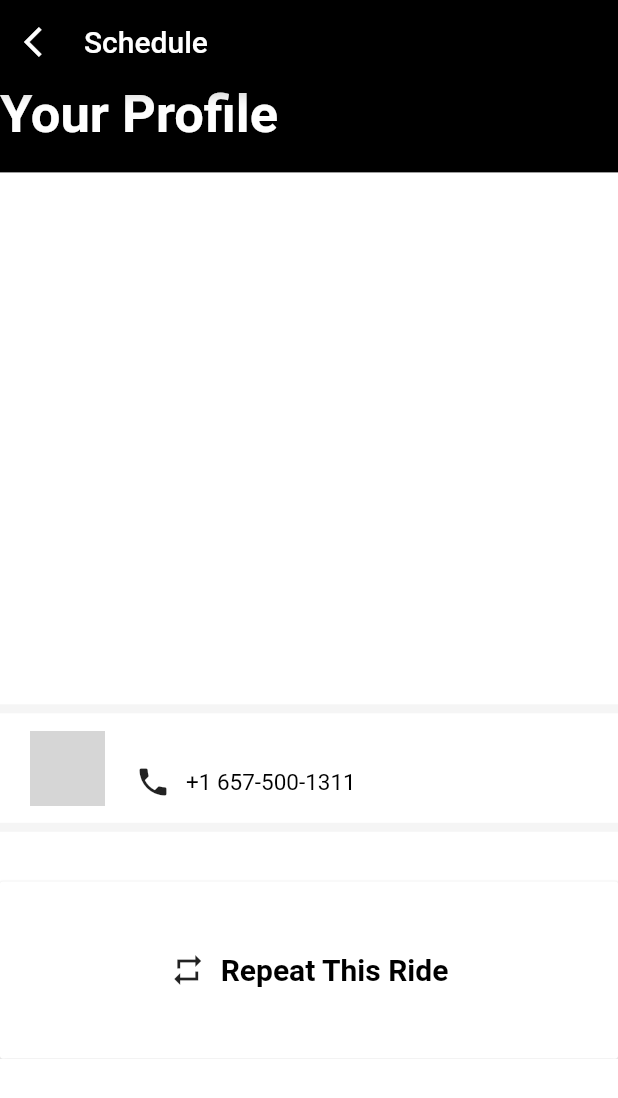
After one commit to cornell-dti/carriage-rider, a Flutter app: the Current screen opened directly, on a phone screen of 412 x 824 dp. The commit adds this screen. Shown: the top 1098 px of the screen. Run offline on Flutter 3.47's test engine with Material 2 defaults, Android fonts, the phone set to English and light mode, and no system bars; our stand-ins replace google_sign_in; accounts and stored records are empty; network calls fail; Roboto replaces fonts that are missing (SFPro); grey boxes are pictures that could not be loaded.

Commit message:
implement basic layout

```diff
--- /dev/null
+++ b/lib/Current.dart
@@ -0,0 +1,203 @@
+import 'dart:ui';
+import 'Login.dart';
+import 'package:flutter/material.dart';
+
+class Current extends StatelessWidget {
+  @override
+  Widget build(BuildContext context) {
+    return Scaffold(
+      appBar: AppBar(
+        title: Text(
+          'Schedule',
+          style:
+              TextStyle(color: Colors.white, fontSize: 20, fontFamily: 'SFPro'),
+        ),
+        backgroundColor: Colors.black,
+        titleSpacing: 0.0,
+        iconTheme: IconThemeData(color: Colors.white),
+        automaticallyImplyLeading: true,
+        leading: IconButton(
+          icon: Icon(Icons.arrow_back_ios),
+          onPressed: () => Navigator.pop(context, false),
+        ),
+      ),
+      body: Column(
+        children: <Widget>[
+          Expanded(
+            child: Container(
+              decoration: const BoxDecoration(color: Colors.black),
+              child: Column(
+                children: <Widget>[
+                  Row(
+                    crossAxisAlignment: CrossAxisAlignment.center,
+                    children: <Widget>[
+                      Text(
+                        "Your Profile",
+                        style: TextStyle(
+                            color: Colors.white,
+                            fontSize: 35,
+                            fontFamily: 'SFPro',
+                            fontWeight: FontWeight.bold),
+                      )
+                    ],
+                  ),
+                ],
+              ),
+            ),
+            flex: 1,
+          ),
+          Expanded(
+            child: Container(
+              decoration: const BoxDecoration(color: Colors.white),
+            ),
+            flex: 6,
+          ),
+          Expanded(
+            child: Container(
+                decoration: const BoxDecoration(color: Colors.white),
+                child: Column(
+                  children: <Widget>[
+                    Container(
+                      padding: EdgeInsets.all(3),
+                      color: Colors.grey[100],
+                      child: Row(
+                        mainAxisAlignment: MainAxisAlignment.spaceBetween,
+                        children: <Widget>[
+                          Column(
+                            children: <Widget>[
+                              Row(
+                                crossAxisAlignment: CrossAxisAlignment.center,
+                                children: <Widget>[
+                                  SizedBox(
+                                    width: 4,
+                                  ),
+                                ],
+                              ),
+                            ],
+                          ),
+                        ],
+                      ),
+                    ),
+                    Row(
+                      mainAxisAlignment: MainAxisAlignment.spaceBetween,
+                      children: <Widget>[
+                        SizedBox(
+                          width: 20,
+                        ),
+                        SizedBox(
+                            height: 50,
+                            width: 50,
+                            child: CircleAvatar(
+                              backgroundImage: NetworkImage(
+                                imageUrl,
+                              ),
+                              radius: 20,
+                              backgroundColor: Colors.transparent,
+                            )),
+                        SizedBox(
+                          width: 20,
+                        ),
+                        Expanded(
+                          child: Column(
+                            crossAxisAlignment: CrossAxisAlignment.start,
+                            children: <Widget>[
+                              SizedBox(
+                                height: 15,
+                              ),
+                              Text(
+                                name,
+                                style: TextStyle(
+                                    color: Colors.black,
+                                    fontFamily: 'SFPro',
+                                    fontSize: 15),
+                              ),
+                              SizedBox(
+                                height: 2,
+                              ),
+                              Row(
+                                children: <Widget>[
+                                  Icon(Icons.phone),
+                                  SizedBox(width: 10),
+                                  Text(
+                                    "+1 657-500-1311",
+                                    style: TextStyle(
+                                      color: Colors.black,
+                                      fontFamily: 'SFPro',
+                                      fontSize: 15,
+                                    ),
+                                  ),
+                                ],
+                              ),
+                              SizedBox(
+                                height: 15,
+                              ),
+                            ],
+                          ),
+                        ),
+                      ],
+                    ),
+                    Container(
+                      padding: EdgeInsets.all(3),
+                      color: Colors.grey[100],
+                      child: Row(
+                        mainAxisAlignment: MainAxisAlignment.spaceBetween,
+                        children: <Widget>[
+                          Column(
+                            children: <Widget>[
+                              Row(
+                                crossAxisAlignment: CrossAxisAlignment.center,
+                                children: <Widget>[
+                                  SizedBox(
+                                    width: 4,
+                                  ),
+                                ],
+                              ),
+                            ],
+                          ),
+                        ],
+                      ),
+                    ),
+                  ],
+                )),
+            flex: 2,
+          ),
+          Expanded(
+            child: Container(
+              decoration: const BoxDecoration(color: Colors.white),
+              child: SizedBox(
+                  width: double.maxFinite,
+                  height: 20,
+                  child: MaterialButton(
+                    color: Colors.white,
+                    child: Row(
+                      mainAxisAlignment: MainAxisAlignment.center,
+                      children: <Widget>[
+                        Icon(Icons.repeat),
+                        SizedBox(width: 10),
+                        Text(
+                          'Repeat This Ride',
+                          textAlign: TextAlign.start,
+                          style: TextStyle(
+                              color: Colors.black,
+                              fontFamily: "SFPro",
+                              fontSize: 20,
+                              fontWeight: FontWeight.bold),
+                        )
+                      ],
+                    ),
+                    onPressed: () {},
+                  )),
+            ),
+            flex: 2,
+          ),
+          Expanded(
+            child: Container(
+              decoration: const BoxDecoration(color: Colors.white),
+            ),
+            flex: 2,
+          ),
+        ],
+      ),
+    );
+  }
+}
--- a/lib/Login.dart
+++ b/lib/Login.dart
@@ -3,7 +3,7 @@ import 'dart:convert';
 import 'app_config.dart';
 import 'main_common.dart';
 import 'package:google_sign_in/google_sign_in.dart';
-import 'Profile.dart';
+import 'Current.dart';
 
 String name;
 String email;
@@ -103,7 +103,7 @@ class _LoginState extends State<Login> {
       name = googleSignIn.currentUser.displayName;
       email = googleSignIn.currentUser.email;
       imageUrl = googleSignIn.currentUser.photoUrl;
-      return Profile();
+      return Current();
     }
   }
 }
--- a/lib/Profile.dart
+++ b/lib/Profile.dart
@@ -22,9 +22,7 @@ class Profile extends StatelessWidget {
         ),
       ),
       body: ListView(
-        children: <Widget>[
-
-        ],
+        children: <Widget>[],
       ),
     );
   }
```
